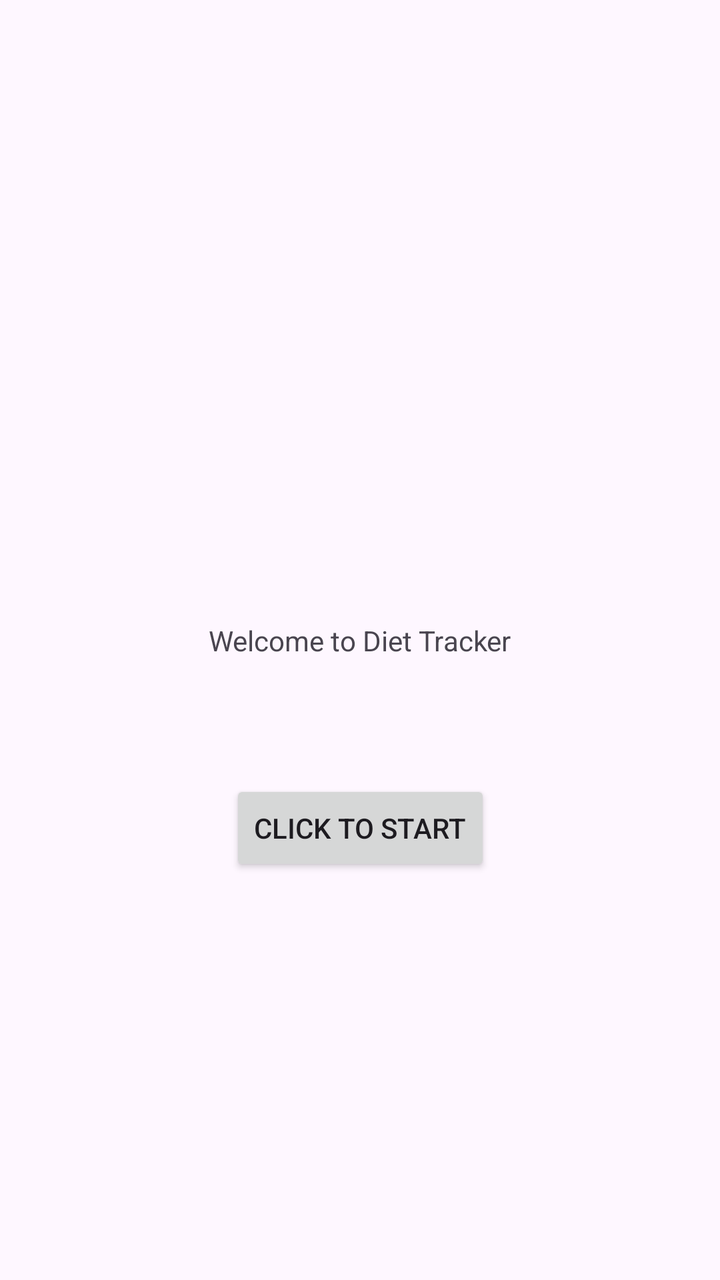
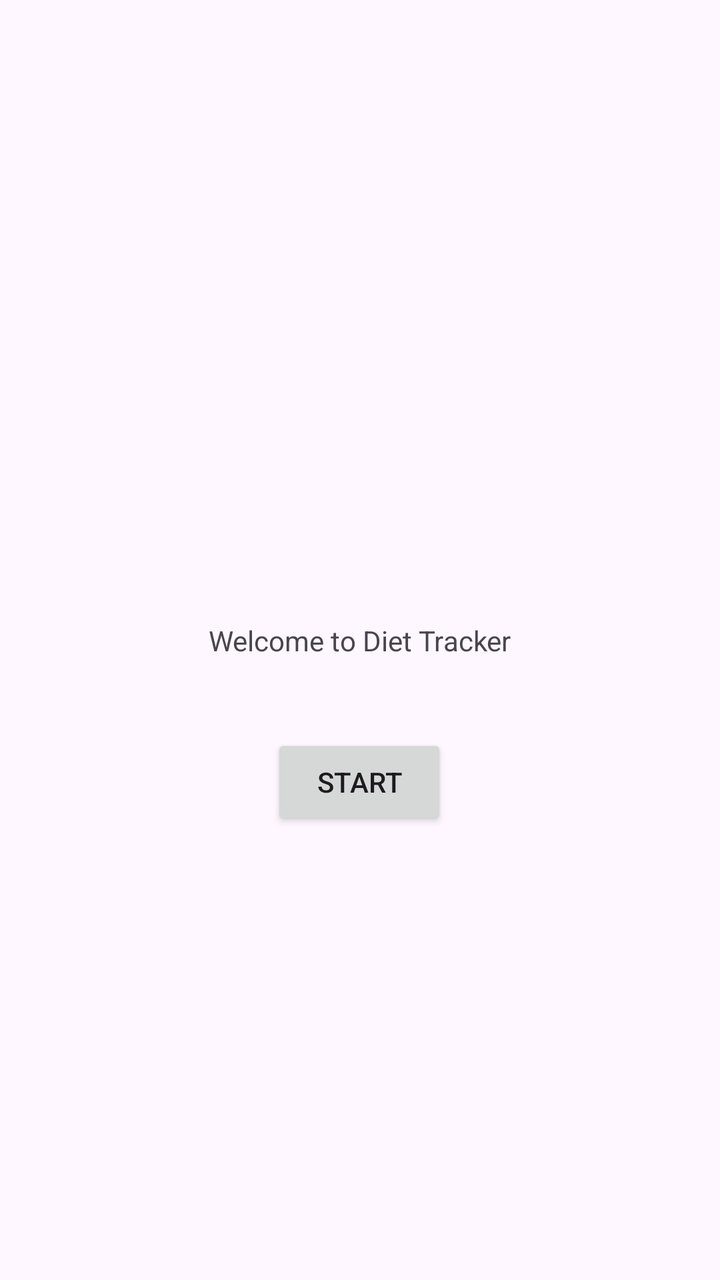

Screens rendered from an Android XML layout before and after an edit, with the pre-edit source and the edit as a unified diff.
<!-- AndroidManifest.xml: application theme Theme.DietTracker -->
<!-- res/layout/activity_main.xml -->
<?xml version="1.0" encoding="utf-8"?>
<androidx.constraintlayout.widget.ConstraintLayout xmlns:android="http://schemas.android.com/apk/res/android"
    xmlns:app="http://schemas.android.com/apk/res-auto"
    xmlns:tools="http://schemas.android.com/tools"
    android:id="@+id/main"
    android:layout_width="match_parent"
    android:layout_height="match_parent"
    tools:context=".MainActivity">

    <TextView
        android:id="@+id/textView"
        android:layout_width="wrap_content"
        android:layout_height="wrap_content"
        android:text="Welcome to Diet Tracker"
        app:layout_constraintBottom_toBottomOf="parent"
        app:layout_constraintEnd_toEndOf="parent"
        app:layout_constraintStart_toStartOf="parent"
        app:layout_constraintTop_toTopOf="parent" />

    <Button
        android:id="@+id/startbutton"
        android:layout_width="wrap_content"
        android:layout_height="wrap_content"
        android:layout_marginStart="141dp"
        android:layout_marginTop="83dp"
        android:layout_marginEnd="141dp"
        android:layout_marginBottom="225dp"
        android:text="Click to Start"
        app:layout_constraintBottom_toBottomOf="parent"
        app:layout_constraintEnd_toEndOf="parent"
        app:layout_constraintStart_toStartOf="parent"
        app:layout_constraintTop_toBottomOf="@+id/textView" />

</androidx.constraintlayout.widget.ConstraintLayout>
<!-- resources referenced by this layout -->
<resources>
  <style name="Theme.DietTracker" parent="Base.Theme.DietTracker" />
  <style name="Base.Theme.DietTracker" parent="Theme.Material3.DayNight.NoActionBar">
          
          
      </style>
</resources>

<!-- the commit's change to res/layout/activity_main.xml (unified diff, before → after) -->
@@ -5,7 +5,7 @@
     android:id="@+id/main"
     android:layout_width="match_parent"
     android:layout_height="match_parent"
-    tools:context=".MainActivity">
+    tools:context=".LandingScreen">
 
     <TextView
         android:id="@+id/textView"
@@ -18,17 +18,19 @@
         app:layout_constraintTop_toTopOf="parent" />
 
     <Button
-        android:id="@+id/startbutton"
+        android:id="@+id/StartButton"
         android:layout_width="wrap_content"
         android:layout_height="wrap_content"
         android:layout_marginStart="141dp"
         android:layout_marginTop="83dp"
         android:layout_marginEnd="141dp"
         android:layout_marginBottom="225dp"
-        android:text="Click to Start"
+        android:text="Start"
         app:layout_constraintBottom_toBottomOf="parent"
         app:layout_constraintEnd_toEndOf="parent"
+        app:layout_constraintHorizontal_bias="0.562"
         app:layout_constraintStart_toStartOf="parent"
-        app:layout_constraintTop_toBottomOf="@+id/textView" />
+        app:layout_constraintTop_toBottomOf="@+id/textView"
+        app:layout_constraintVertical_bias="1.0" />
 
 </androidx.constraintlayout.widget.ConstraintLayout>
